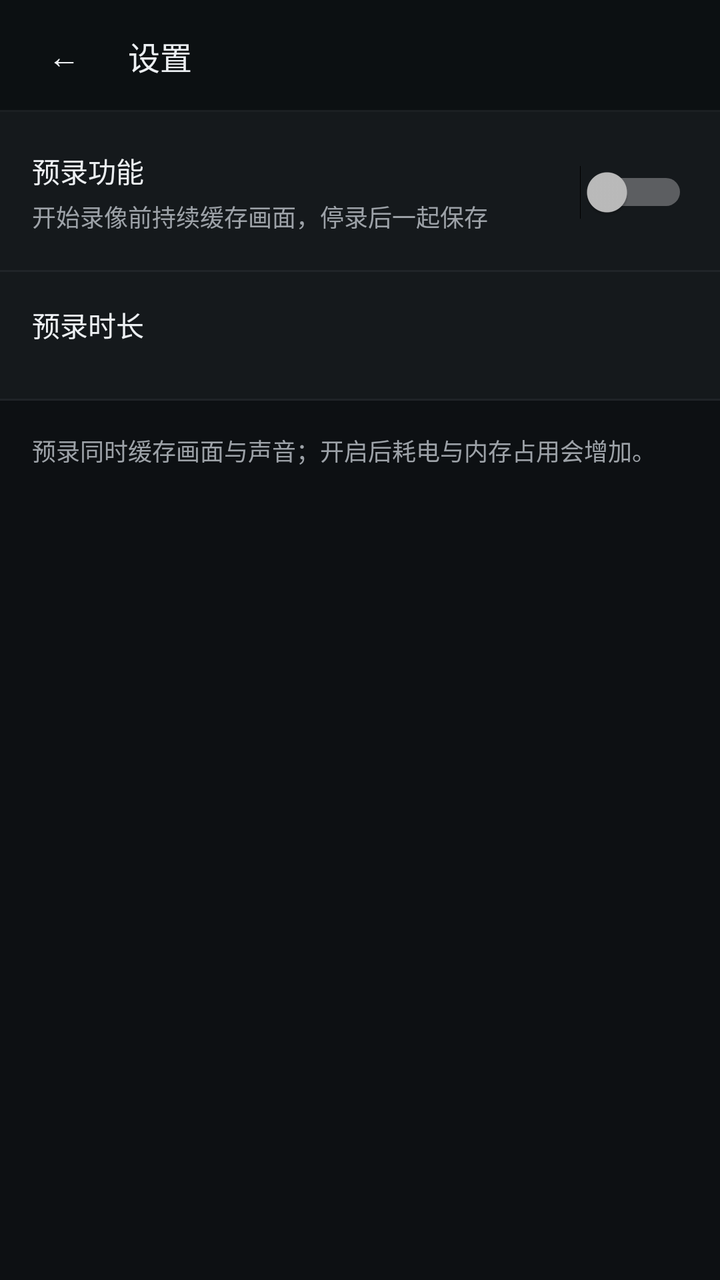
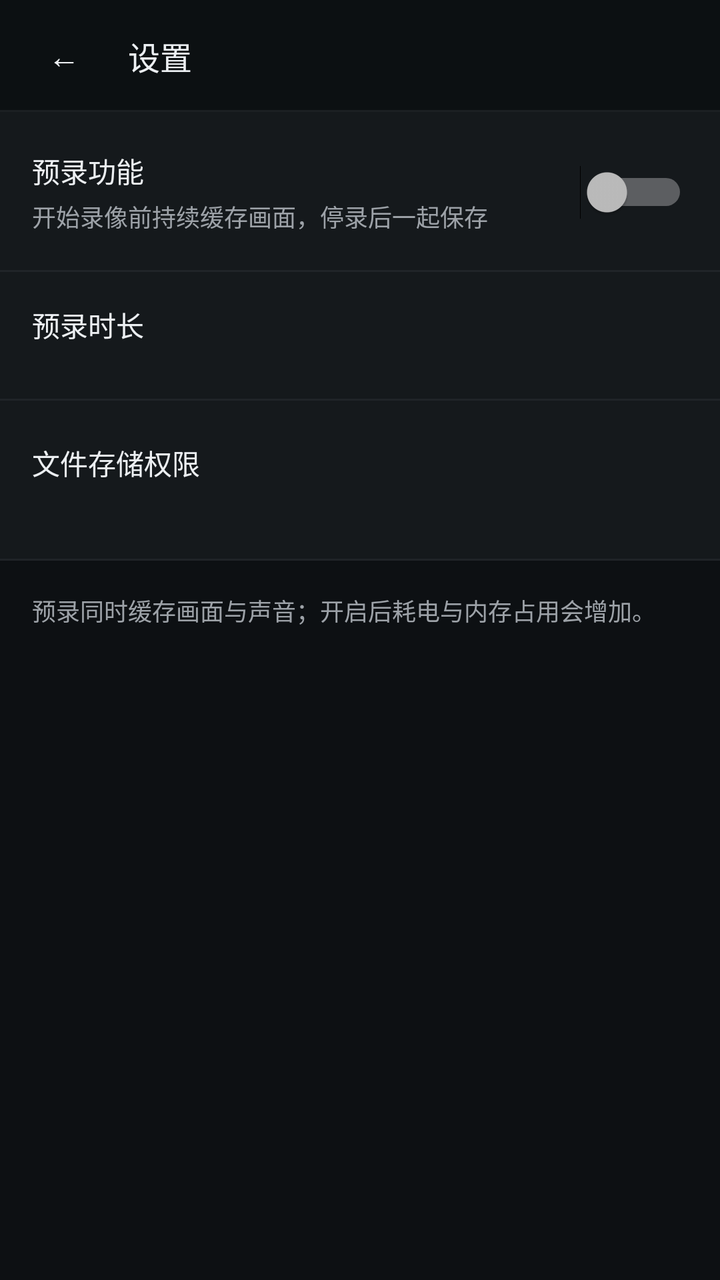

Screens rendered from an Android XML layout before and after an edit, with the pre-edit source and the edit as a unified diff.
<!-- AndroidManifest.xml: application theme Theme.BodyCam -->
<!-- res/layout/activity_settings.xml -->
<?xml version="1.0" encoding="utf-8"?>
<LinearLayout xmlns:android="http://schemas.android.com/apk/res/android"
    xmlns:tools="http://schemas.android.com/tools"
    android:layout_width="match_parent"
    android:layout_height="match_parent"
    android:background="@color/paper"
    android:orientation="vertical">

    
    <LinearLayout
        android:layout_width="match_parent"
        android:layout_height="@dimen/top_bar_height"
        android:background="@drawable/bg_top_bar"
        android:gravity="center_vertical"
        android:orientation="horizontal"
        android:paddingHorizontal="@dimen/space_xs">

        <TextView
            android:id="@+id/btnBack"
            style="@style/BodyCamTitle"
            android:layout_width="@dimen/touch_target"
            android:layout_height="@dimen/touch_target"
            android:background="@drawable/bg_icon_button"
            android:clickable="true"
            android:contentDescription="@string/action_back"
            android:focusable="true"
            android:gravity="center"
            android:text="@string/glyph_back"
            android:textColor="@color/ink" />

        <TextView
            style="@style/BodyCamTitle"
            android:layout_width="wrap_content"
            android:layout_height="wrap_content"
            android:layout_marginStart="@dimen/space_xs"
            android:text="@string/title_settings" />
    </LinearLayout>

    <ScrollView
        android:layout_width="match_parent"
        android:layout_height="match_parent">

        <LinearLayout
            android:layout_width="match_parent"
            android:layout_height="wrap_content"
            android:orientation="vertical"
            android:paddingBottom="@dimen/space_xl">

            
            <LinearLayout
                android:layout_width="match_parent"
                android:layout_height="wrap_content"
                android:background="@drawable/bg_row"
                android:gravity="center_vertical"
                android:orientation="horizontal"
                android:paddingHorizontal="@dimen/space_md"
                android:paddingVertical="@dimen/space_md">

                <LinearLayout
                    android:layout_width="0dp"
                    android:layout_height="wrap_content"
                    android:layout_weight="1"
                    android:orientation="vertical">

                    <TextView
                        style="@style/BodyCamLabel"
                        android:layout_width="wrap_content"
                        android:layout_height="wrap_content"
                        android:text="@string/settings_pre_record_title" />

                    <TextView
                        style="@style/BodyCamHint"
                        android:layout_width="match_parent"
                        android:layout_height="wrap_content"
                        android:layout_marginTop="@dimen/space_2xs"
                        android:text="@string/settings_pre_record_summary" />
                </LinearLayout>

                <Switch
                    android:id="@+id/swPreRecord"
                    android:layout_width="wrap_content"
                    android:layout_height="wrap_content"
                    android:layout_marginStart="@dimen/space_sm"
                    android:minWidth="@dimen/touch_target"
                    android:minHeight="@dimen/touch_target" />
            </LinearLayout>

            
            <LinearLayout
                android:id="@+id/durationSection"
                android:layout_width="match_parent"
                android:layout_height="wrap_content"
                android:background="@drawable/bg_row"
                android:orientation="vertical"
                android:paddingHorizontal="@dimen/space_md"
                android:paddingVertical="@dimen/space_md">

                <TextView
                    style="@style/BodyCamLabel"
                    android:layout_width="wrap_content"
                    android:layout_height="wrap_content"
                    android:text="@string/settings_pre_record_duration_title" />

                <RadioGroup
                    android:id="@+id/rgDuration"
                    android:layout_width="match_parent"
                    android:layout_height="wrap_content"
                    android:layout_marginTop="@dimen/space_sm"
                    android:orientation="horizontal" />
            </LinearLayout>

            
            <TextView
                style="@style/BodyCamHint"
                android:layout_width="match_parent"
                android:layout_height="wrap_content"
                android:layout_marginTop="@dimen/space_md"
                android:paddingHorizontal="@dimen/space_md"
                android:text="@string/settings_pre_record_hint"
                tools:ignore="RtlSymmetry" />
        </LinearLayout>
    </ScrollView>
</LinearLayout>
<!-- resources referenced by this layout -->
<resources>
  <color name="ink">#ECEFF2</color>
  <color name="paper">#0D1013</color>
  <dimen name="space_2xs">4dp</dimen>
  <dimen name="space_md">16dp</dimen>
  <dimen name="space_sm">12dp</dimen>
  <dimen name="space_xl">32dp</dimen>
  <dimen name="space_xs">8dp</dimen>
  <dimen name="top_bar_height">56dp</dimen>
  <dimen name="touch_target">48dp</dimen>
  <!-- drawable bg_icon_button (drawable) -->
  <?xml version="1.0" encoding="utf-8"?>
  <selector xmlns:android="http://schemas.android.com/apk/res/android">
  
      <item android:state_focused="true">
          <shape android:shape="oval">
              <solid android:color="@android:color/transparent" />
              <stroke
                  android:width="@dimen/rule_strong"
                  android:color="@color/accent" />
          </shape>
      </item>
  
      <item>
          <ripple android:color="@color/ripple_on_paper">
              <item android:drawable="@android:color/transparent" />
          </ripple>
      </item>
  </selector>
  <!-- drawable bg_row (drawable) -->
  <?xml version="1.0" encoding="utf-8"?>
  <layer-list xmlns:android="http://schemas.android.com/apk/res/android">
      <item>
          <shape android:shape="rectangle">
              <solid android:color="@color/paper_2" />
          </shape>
      </item>
      <item
          android:gravity="bottom"
          android:height="@dimen/rule_hair">
          <shape android:shape="rectangle">
              <solid android:color="@color/rule" />
          </shape>
      </item>
  </layer-list>
  <!-- drawable bg_top_bar (drawable) -->
  <?xml version="1.0" encoding="utf-8"?>
  <layer-list xmlns:android="http://schemas.android.com/apk/res/android">
      <item>
          <shape android:shape="rectangle">
              <solid android:color="@color/scrim_bar" />
          </shape>
      </item>
      <item
          android:gravity="bottom"
          android:height="@dimen/rule_hair">
          <shape android:shape="rectangle">
              <solid android:color="@color/rule" />
          </shape>
      </item>
  </layer-list>
  <string name="action_back">返回</string>
  <string name="glyph_back">←</string>
  <string name="settings_pre_record_duration_title">预录时长</string>
  <string name="settings_pre_record_hint">预录同时缓存画面与声音；开启后耗电与内存占用会增加。</string>
  <string name="settings_pre_record_summary">开始录像前持续缓存画面，停录后一起保存</string>
  <string name="settings_pre_record_title">预录功能</string>
  <string name="title_settings">设置</string>
  <style name="BodyCamHint">
          <item name="android:fontFamily">sans-serif</item>
          <item name="android:textSize">@dimen/text_sm</item>
          <item name="android:textColor">@color/muted</item>
          <item name="android:includeFontPadding">false</item>
      </style>
  <style name="BodyCamLabel">
          <item name="android:fontFamily">sans-serif-medium</item>
          <item name="android:textSize">@dimen/text_md</item>
          <item name="android:textColor">@color/ink</item>
          <item name="android:includeFontPadding">false</item>
      </style>
  <style name="BodyCamTitle">
          <item name="android:fontFamily">sans-serif-medium</item>
          <item name="android:textSize">@dimen/text_lg</item>
          <item name="android:textColor">@color/ink</item>
      </style>
  <dimen name="rule_strong">2dp</dimen>
  <color name="accent">#F7B83D</color>
  <color name="ripple_on_paper">#33ECEFF2</color>
  <color name="paper_2">#15191C</color>
  <dimen name="rule_hair">1dp</dimen>
  <color name="rule">#802D3135</color>
  <color name="scrim_bar">#800D1013</color>
  <dimen name="text_sm">12sp</dimen>
  <color name="muted">#9DA2A8</color>
  <dimen name="text_md">14sp</dimen>
  <dimen name="text_lg">16sp</dimen>
  <color name="ink_2">#C3C8CC</color>
  <!-- unchanged entries left out for length: 1 -->
</resources>

<!-- the commit's change to res/layout/activity_settings.xml (unified diff, before → after) -->
@@ -110,6 +110,50 @@
             </LinearLayout>
 
             
+            <LinearLayout
+                android:id="@+id/storageRow"
+                android:layout_width="match_parent"
+                android:layout_height="wrap_content"
+                android:background="@drawable/bg_row"
+                android:clickable="true"
+                android:focusable="true"
+                android:gravity="center_vertical"
+                android:orientation="horizontal"
+                android:paddingHorizontal="@dimen/space_md"
+                android:paddingVertical="@dimen/space_md">
+
+                <LinearLayout
+                    android:layout_width="0dp"
+                    android:layout_height="wrap_content"
+                    android:layout_weight="1"
+                    android:orientation="vertical">
+
+                    <TextView
+                        style="@style/BodyCamLabel"
+                        android:layout_width="wrap_content"
+                        android:layout_height="wrap_content"
+                        android:text="@string/settings_storage_title" />
+
+                    <TextView
+                        android:id="@+id/storageStatus"
+                        style="@style/BodyCamHint"
+                        android:layout_width="match_parent"
+                        android:layout_height="wrap_content"
+                        android:layout_marginTop="@dimen/space_2xs" />
+                </LinearLayout>
+
+                <TextView
+                    android:id="@+id/storageAction"
+                    style="@style/BodyCamLabel"
+                    android:layout_width="wrap_content"
+                    android:layout_height="@dimen/touch_target"
+                    android:layout_marginStart="@dimen/space_sm"
+                    android:gravity="center"
+                    android:paddingHorizontal="@dimen/space_sm"
+                    android:textColor="@color/accent" />
+            </LinearLayout>
+
+            
             <TextView
                 style="@style/BodyCamHint"
                 android:layout_width="match_parent"
<!-- resource entries referenced after the edit -->
@@ -66,6 +66,7 @@
   <string name="settings_pre_record_hint">预录同时缓存画面与声音；开启后耗电与内存占用会增加。</string>
   <string name="settings_pre_record_summary">开始录像前持续缓存画面，停录后一起保存</string>
   <string name="settings_pre_record_title">预录功能</string>
+  <string name="settings_storage_title">文件存储权限</string>
   <string name="title_settings">设置</string>
   <style name="BodyCamHint">
           <item name="android:fontFamily">sans-serif</item>
